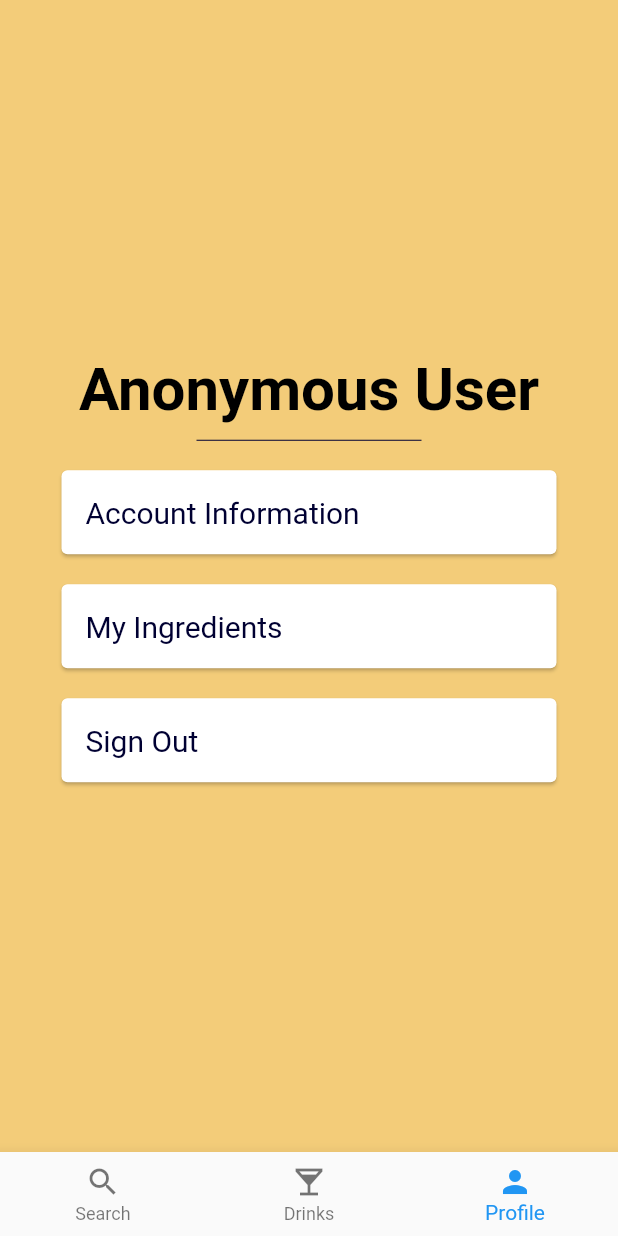
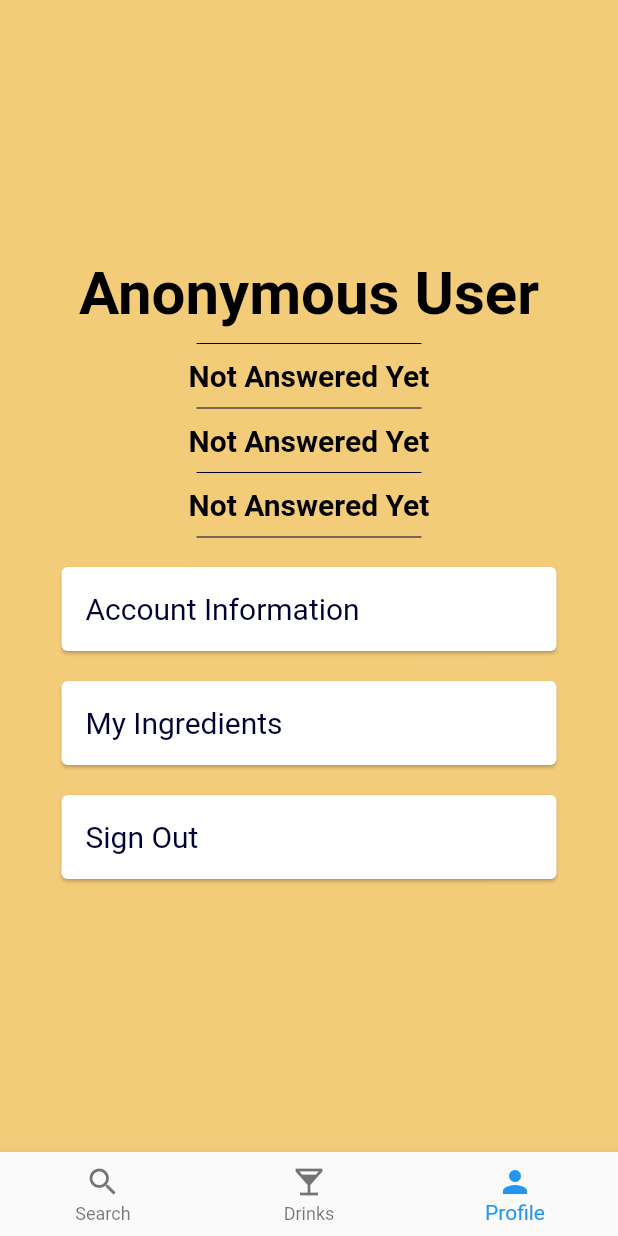
Before and after one commit to CodeFromStav/mixdrinks, a Flutter app: the Home screen opened by its route, item 3 of the bottom bar chosen, on a phone screen of 412 x 824 dp. Run offline on Flutter 3.47's test engine with Material 2 defaults, Android fonts, the light colour scheme and no system bars; our stand-ins replace animated_text_kit, cloud_firestore, firebase_auth, firebase_database, modal_progress_hud; missing offline and left inert: floating_search_bar; accounts and stored records are empty; Roboto replaces fonts that are missing (Pacifico, Source Sans Pro).

Commit message:
More changes to profile page

```diff
--- a/lib/screens/profile_widget.dart
+++ b/lib/screens/profile_widget.dart
@@ -44,6 +44,55 @@ class ProfileWidget extends StatelessWidget {
             style: TextStyle(
               fontFamily: 'Pacifico',
               fontSize: 40.0,
+              color: Colors.black,
+              fontWeight: FontWeight.bold,
+
+            ),
+          ),
+          SizedBox(
+            height: 20.0,
+            width: 150.0,
+            child: Divider(
+              color: Color.fromRGBO(0, 0, 50, 100),
+            ),
+          ),
+          Text(
+            getSocialDrinker(),
+            style: TextStyle(
+              fontFamily: 'Pacifico',
+              fontSize: 20.0,
+              color: Colors.black,
+              fontWeight: FontWeight.bold,
+            ),
+          ),
+          SizedBox(
+            height: 20.0,
+            width: 150.0,
+            child: Divider(
+              color: Color.fromRGBO(0, 0, 50, 100),
+            ),
+          ),
+          Text(
+            getCasualDrinker(),
+            style: TextStyle(
+              fontFamily: 'Pacifico',
+              fontSize: 20.0,
+              color: Colors.black,
+              fontWeight: FontWeight.bold,
+            ),
+          ),
+          SizedBox(
+            height: 20.0,
+            width: 150.0,
+            child: Divider(
+              color: Color.fromRGBO(0, 0, 50, 100),
+            ),
+          ),
+          Text(
+            getHeavyDrinker(),
+            style: TextStyle(
+              fontFamily: 'Pacifico',
+              fontSize: 20.0,
               color: Colors.black,
               fontWeight: FontWeight.bold,
             ),
@@ -133,8 +182,78 @@ class ProfileWidget extends StatelessWidget {
       firstNameTemp = "User";
     }
 
-    combinedName = firstNameTemp + " " + lastNameTemp;
+    combinedName = firstNameTemp.trim() + " " +
+        lastNameTemp.trim();
 
     return combinedName;
   }
+
+  String getSocialDrinker() {
+    String socialDrinkerTemp = "Not Answered Yet";
+
+    if (loggedInUser != null) {
+      socialDrinkerTemp = User().getSocialDrinker(loggedInUser.uid);
+
+      if (socialDrinkerTemp == "true")
+        {
+          socialDrinkerTemp = "I am a Social Drinker!";
+        }
+      else
+        {
+          socialDrinkerTemp = "I am not a Social Drinker!";
+        }
+    }
+
+    if (socialDrinkerTemp == null) {
+      socialDrinkerTemp = "Not Answered Yet";
+    }
+
+    return socialDrinkerTemp;
+  }
+
+  String getCasualDrinker() {
+    String casualDrinkingTemp = "Not Answered Yet";
+
+    if (loggedInUser != null) {
+      casualDrinkingTemp = User().getCasualDrinker(loggedInUser.uid);
+
+      if (casualDrinkingTemp == "true")
+      {
+        casualDrinkingTemp = "I am a Casual Drinker!";
+      }
+      else
+      {
+        casualDrinkingTemp = "I am not a Casual Drinker!";
+      }
+    }
+
+    if (casualDrinkingTemp == null) {
+      casualDrinkingTemp = "Not Answered Yet";
+    }
+
+    return casualDrinkingTemp;
+  }
+
+  String getHeavyDrinker() {
+    String heavyDrinkingTemp = "Not Answered Yet";
+
+    if (loggedInUser != null) {
+      heavyDrinkingTemp = User().getHeavyDrinker(loggedInUser.uid);
+
+      if (heavyDrinkingTemp == "true")
+      {
+        heavyDrinkingTemp = "I am a Heavy Drinker!";
+      }
+      else
+      {
+        heavyDrinkingTemp = "I am not a Heavy Drinker!";
+      }
+    }
+
+    if (heavyDrinkingTemp == null) {
+      heavyDrinkingTemp = "Not Answered Yet";
+    }
+
+    return heavyDrinkingTemp;
+  }
 }
```
Also changed, not shown: lib/components/user.dart (+47 -0 lines).
